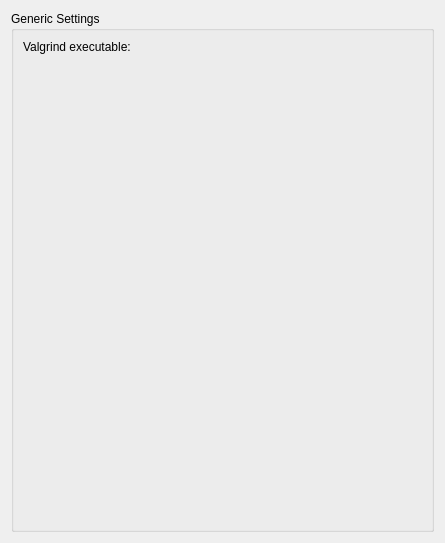
Above: src/plugins/valgrind/valgrindconfigwidget.ui from qt-creator/qt-creator before the change. Below: the same form after it.
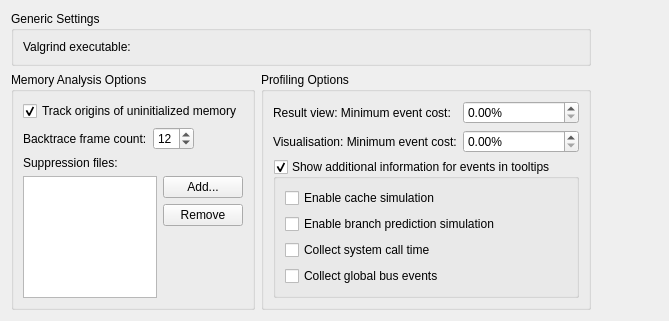
That is the form after the change. Custom widgets are drawn as their Qt base class.

Commit message:
analyzer: merge valgrind related settings
This mainly reduces the number of tabs in the settings dialog.

Patch:
```diff
--- a/src/plugins/valgrind/valgrindconfigwidget.ui
+++ b/src/plugins/valgrind/valgrindconfigwidget.ui
@@ -6,39 +6,322 @@
    <rect>
     <x>0</x>
     <y>0</y>
-    <width>445</width>
-    <height>543</height>
+    <width>669</width>
+    <height>312</height>
    </rect>
   </property>
-  <layout class="QVBoxLayout" name="verticalLayout">
-   <item>
+  <layout class="QGridLayout" name="gridLayout">
+   <item row="0" column="0" colspan="2">
     <widget class="QGroupBox" name="commonValgrindOptions">
      <property name="sizePolicy">
       <sizepolicy hsizetype="Preferred" vsizetype="Expanding">
        <horstretch>0</horstretch>
-       <verstretch>1</verstretch>
+       <verstretch>0</verstretch>
       </sizepolicy>
      </property>
      <property name="title">
       <string>Generic Settings</string>
      </property>
-     <layout class="QFormLayout" name="formLayout">
+     <layout class="QHBoxLayout" name="horizontalLayout_2">
+      <item>
+       <widget class="QLabel" name="valgrindExeLabel">
+        <property name="text">
+         <string>Valgrind executable:</string>
+        </property>
+       </widget>
+      </item>
+      <item>
+       <widget class="Utils::PathChooser" name="valgrindExeChooser">
+        <property name="sizePolicy">
+         <sizepolicy hsizetype="Preferred" vsizetype="Preferred">
+          <horstretch>1</horstretch>
+          <verstretch>0</verstretch>
+         </sizepolicy>
+        </property>
+       </widget>
+      </item>
+     </layout>
+    </widget>
+   </item>
+   <item row="0" column="2">
+    <spacer name="horizontalSpacer_2">
+     <property name="orientation">
+      <enum>Qt::Horizontal</enum>
+     </property>
+     <property name="sizeHint" stdset="0">
+      <size>
+       <width>197</width>
+       <height>1</height>
+      </size>
+     </property>
+    </spacer>
+   </item>
+   <item row="1" column="0">
+    <widget class="QGroupBox" name="memcheckOptions">
+     <property name="sizePolicy">
+      <sizepolicy hsizetype="Preferred" vsizetype="Preferred">
+       <horstretch>0</horstretch>
+       <verstretch>0</verstretch>
+      </sizepolicy>
+     </property>
+     <property name="title">
+      <string>Memory Analysis Options</string>
+     </property>
+     <layout class="QFormLayout" name="formLayout_4">
       <property name="fieldGrowthPolicy">
        <enum>QFormLayout::ExpandingFieldsGrow</enum>
       </property>
+      <item row="2" column="0">
+       <widget class="QLabel" name="numCallersLabel">
+        <property name="text">
+         <string>Backtrace frame count:</string>
+        </property>
+        <property name="buddy">
+         <cstring>numCallers</cstring>
+        </property>
+       </widget>
+      </item>
+      <item row="3" column="0">
+       <widget class="QLabel" name="label">
+        <property name="text">
+         <string>Suppression files:</string>
+        </property>
+        <property name="buddy">
+         <cstring>suppressionList</cstring>
+        </property>
+       </widget>
+      </item>
+      <item row="4" column="0" colspan="2">
+       <layout class="QHBoxLayout" name="horizontalLayout">
+        <item>
+         <widget class="QListView" name="suppressionList">
+          <property name="sizePolicy">
+           <sizepolicy hsizetype="Expanding" vsizetype="Expanding">
+            <horstretch>0</horstretch>
+            <verstretch>1</verstretch>
+           </sizepolicy>
+          </property>
+         </widget>
+        </item>
+        <item>
+         <layout class="QVBoxLayout" name="verticalLayout_2" stretch="0,0,1">
+          <property name="sizeConstraint">
+           <enum>QLayout::SetMinimumSize</enum>
+          </property>
+          <item>
+           <widget class="QPushButton" name="addSuppression">
+            <property name="text">
+             <string>Add...</string>
+            </property>
+           </widget>
+          </item>
+          <item>
+           <widget class="QPushButton" name="removeSuppression">
+            <property name="text">
+             <string>Remove</string>
+            </property>
+            <property name="flat">
+             <bool>false</bool>
+            </property>
+           </widget>
+          </item>
+          <item>
+           <spacer name="verticalSpacer_2">
+            <property name="orientation">
+             <enum>Qt::Vertical</enum>
+            </property>
+            <property name="sizeHint" stdset="0">
+             <size>
+              <width>20</width>
+              <height>40</height>
+             </size>
+            </property>
+           </spacer>
+          </item>
+         </layout>
+        </item>
+       </layout>
+      </item>
+      <item row="2" column="1">
+       <widget class="QSpinBox" name="numCallers">
+        <property name="minimum">
+         <number>5</number>
+        </property>
+        <property name="maximum">
+         <number>50</number>
+        </property>
+        <property name="value">
+         <number>12</number>
+        </property>
+       </widget>
+      </item>
+      <item row="1" column="0" colspan="2">
+       <widget class="QCheckBox" name="trackOrigins">
+        <property name="text">
+         <string>Track origins of uninitialized memory</string>
+        </property>
+        <property name="checked">
+         <bool>true</bool>
+        </property>
+       </widget>
+      </item>
+     </layout>
+    </widget>
+   </item>
+   <item row="1" column="1">
+    <widget class="QGroupBox" name="memcheckOptions_2">
+     <property name="sizePolicy">
+      <sizepolicy hsizetype="Preferred" vsizetype="Preferred">
+       <horstretch>0</horstretch>
+       <verstretch>0</verstretch>
+      </sizepolicy>
+     </property>
+     <property name="title">
+      <string>Profiling Options</string>
+     </property>
+     <layout class="QFormLayout" name="formLayout_2">
       <item row="0" column="0">
-       <widget class="QLabel" name="valgrindExeLabel">
+       <widget class="QLabel" name="minimumInclusiveCostRatioLabel">
+        <property name="toolTip">
+         <string>Limits the amount of results the profiler gives you. A lower limit will likely increase performance.</string>
+        </property>
         <property name="text">
-         <string>Valgrind executable:</string>
+         <string>Result view: Minimum event cost:</string>
+        </property>
+        <property name="buddy">
+         <cstring>minimumInclusiveCostRatio</cstring>
         </property>
        </widget>
       </item>
       <item row="0" column="1">
-       <widget class="Utils::PathChooser" name="valgrindExeChooser" native="true"/>
+       <widget class="QDoubleSpinBox" name="minimumInclusiveCostRatio">
+        <property name="suffix">
+         <string>%</string>
+        </property>
+        <property name="decimals">
+         <number>2</number>
+        </property>
+        <property name="maximum">
+         <double>10.000000000000000</double>
+        </property>
+        <property name="singleStep">
+         <double>0.100000000000000</double>
+        </property>
+       </widget>
+      </item>
+      <item row="2" column="0" colspan="2">
+       <widget class="QGroupBox" name="enableEventToolTips">
+        <property name="title">
+         <string>Show additional information for events in tooltips</string>
+        </property>
+        <property name="checkable">
+         <bool>true</bool>
+        </property>
+        <layout class="QGridLayout" name="gridLayout_3">
+         <item row="0" column="0">
+          <widget class="QCheckBox" name="enableCacheSim">
+           <property name="toolTip">
+            <string>&lt;html&gt;&lt;head/&gt;&lt;body&gt;
+&lt;p&gt;Does full cache simulation.&lt;/p&gt;
+&lt;p&gt;By default, only instruction read accesses will be counted (&quot;Ir&quot;).&lt;/p&gt;
+&lt;p&gt;
+With cache simulation, further event counters are enabled:
+&lt;ul&gt;&lt;li&gt;Cache misses on instruction reads (&quot;I1mr&quot;/&quot;I2mr&quot;)&lt;/li&gt;
+&lt;li&gt;Data read accesses (&quot;Dr&quot;) and related cache misses (&quot;D1mr&quot;/&quot;D2mr&quot;)&lt;/li&gt;
+&lt;li&gt;Data write accesses (&quot;Dw&quot;) and related cache misses (&quot;D1mw&quot;/&quot;D2mw&quot;)&lt;/li&gt;&lt;/ul&gt;
+&lt;/p&gt;
+
+&lt;/body&gt;&lt;/html&gt;</string>
+           </property>
+           <property name="text">
+            <string>Enable cache simulation</string>
+           </property>
+          </widget>
+         </item>
+         <item row="1" column="0">
+          <widget class="QCheckBox" name="enableBranchSim">
+           <property name="toolTip">
+            <string>&lt;html&gt;&lt;head/&gt;&lt;body&gt;
+&lt;p&gt;Do branch prediction simulation.&lt;/p&gt;
+&lt;p&gt;Further event counters are enabled: &lt;/p&gt;
+&lt;ul&gt;&lt;li&gt;Number of executed conditional branches and related predictor misses (
+&quot;Bc&quot;/&quot;Bcm&quot;)&lt;/li&gt;
+&lt;li&gt;Executed indirect jumps and related misses of the jump address predictor (
+&quot;Bi&quot;/&quot;Bim&quot;)&lt;/li&gt;&lt;/ul&gt;&lt;/body&gt;&lt;/html&gt;</string>
+           </property>
+           <property name="text">
+            <string>Enable branch prediction simulation</string>
+           </property>
+          </widget>
+         </item>
+         <item row="2" column="0">
+          <widget class="QCheckBox" name="collectSystime">
+           <property name="toolTip">
+            <string>Collect information for system call times.</string>
+           </property>
+           <property name="text">
+            <string>Collect system call time</string>
+           </property>
+          </widget>
+         </item>
+         <item row="3" column="0">
+          <widget class="QCheckBox" name="collectBusEvents">
+           <property name="toolTip">
+            <string>Collect the number of global bus events that are executed. The event type &quot;Ge&quot; is used for these events.</string>
+           </property>
+           <property name="text">
+            <string>Collect global bus events</string>
+           </property>
+          </widget>
+         </item>
+        </layout>
+       </widget>
+      </item>
+      <item row="1" column="0">
+       <widget class="QLabel" name="visualisationMinimumInclusiveCostRatioLabel">
+        <property name="toolTip">
+         <string/>
+        </property>
+        <property name="text">
+         <string>Visualisation: Minimum event cost:</string>
+        </property>
+       </widget>
+      </item>
+      <item row="1" column="1">
+       <widget class="QDoubleSpinBox" name="visualisationMinimumInclusiveCostRatio">
+        <property name="prefix">
+         <string/>
+        </property>
+        <property name="suffix">
+         <string>%</string>
+        </property>
+        <property name="minimum">
+         <double>0.000000000000000</double>
+        </property>
+        <property name="maximum">
+         <double>50.000000000000000</double>
+        </property>
+       </widget>
       </item>
      </layout>
     </widget>
    </item>
+   <item row="2" column="0">
+    <spacer name="verticalSpacer">
+     <property name="orientation">
+      <enum>Qt::Vertical</enum>
+     </property>
+     <property name="sizeType">
+      <enum>QSizePolicy::Expanding</enum>
+     </property>
+     <property name="sizeHint" stdset="0">
+      <size>
+       <width>1</width>
+       <height>500</height>
+      </size>
+     </property>
+    </spacer>
+   </item>
   </layout>
  </widget>
  <customwidgets>
```
The commit also changes 23 other files.
